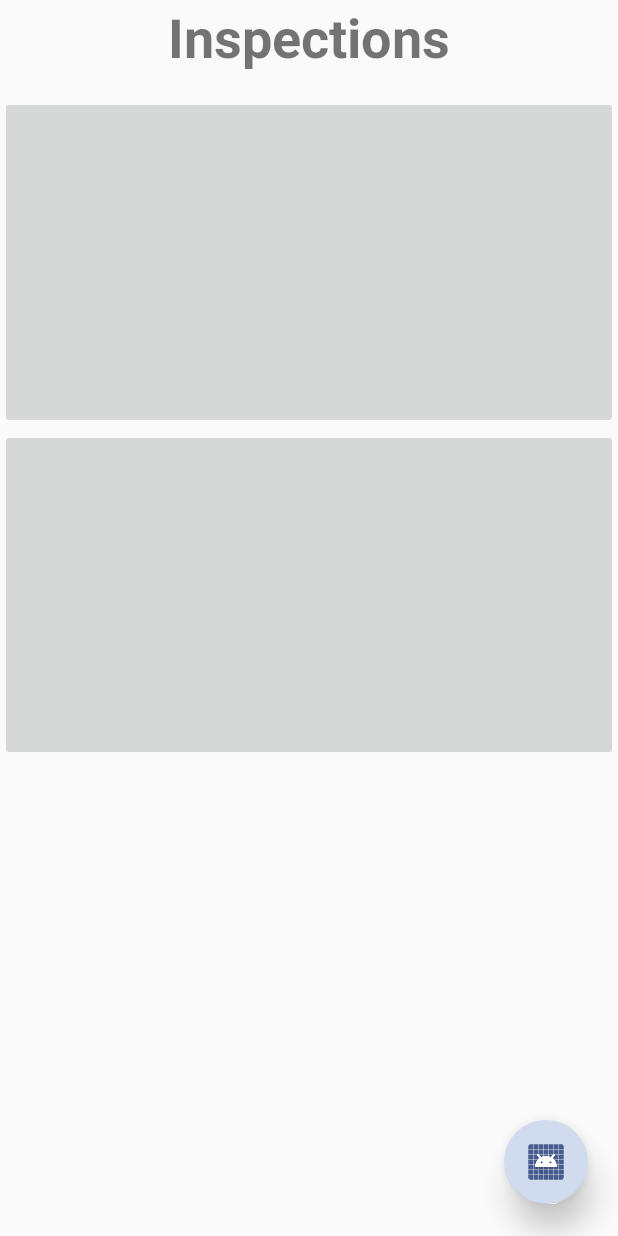
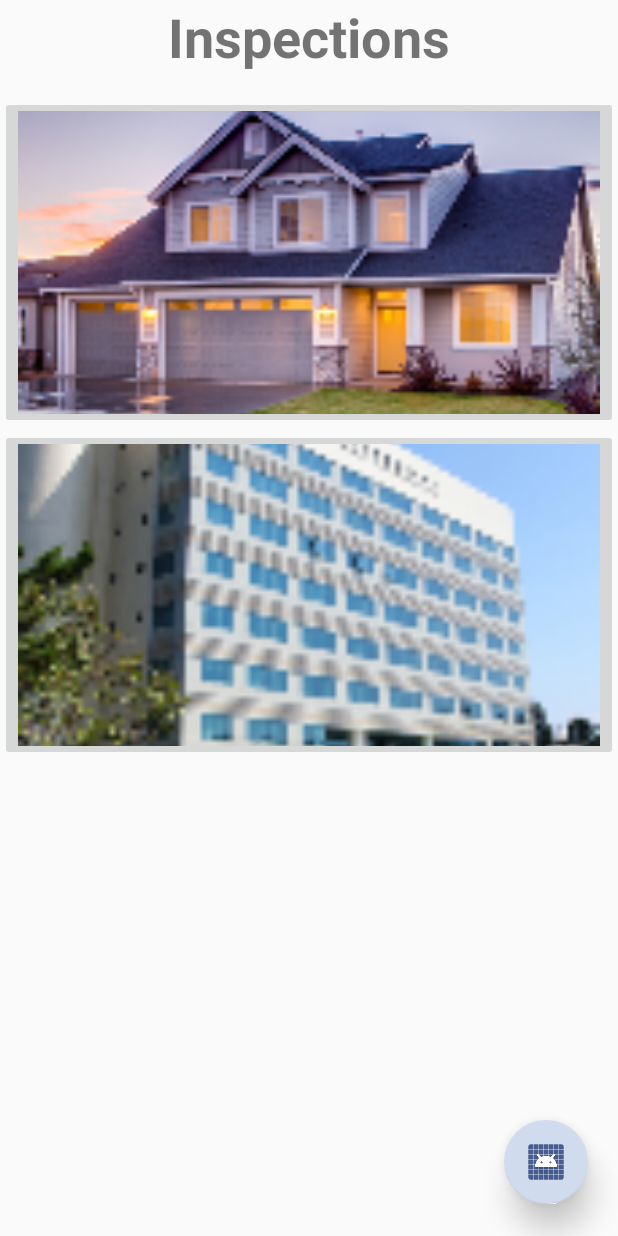
Before and after one commit to Celestrial/QSPrototype, an Android app: the screen it shows after launch (MainActivity), on a phone screen of 412 x 824 dp. Run offline under Robolectric (Android 15) with nearby library versions, the phone set to English and light mode, and no system bars.

```diff
--- a/app/src/main/res/layout/activity_main.xml
+++ b/app/src/main/res/layout/activity_main.xml
@@ -47,15 +47,16 @@
                         android:cropToPadding="true"
                         android:scaleType="centerCrop"
                         tools:src="@mipmap/ic_launcher_foreground"
-                    tools:srcCompat="@mipmap/ic_launcher_foreground" />
+                        tools:srcCompat="@mipmap/ic_launcher_foreground" android:src="@mipmap/ic_launcher_foreground"/>
 
                 <ImageButton
                         android:id="@+id/IndustrialButton"
                         android:layout_width="match_parent"
                         android:layout_height="221dp"
                         android:contentDescription="@string/industrial_report_selection"
-                    android:scaleType="fitXY"
-                    tools:src="@mipmap/industrial_button_2" />
+                        android:scaleType="centerCrop"
+                        tools:src="@mipmap/industrial_button_2" android:src="@mipmap/industrial_button_2"
+                        android:cropToPadding="true"/>
 
             </LinearLayout>
         </ScrollView>
```
Also changed, not shown: app/src/main/java/com/example/quebecspec_test_seanc/quebecspecprototype/IndustrialInspection.java (added, +18 -0 lines). Lines whose indentation alone changed are shown as unchanged.
